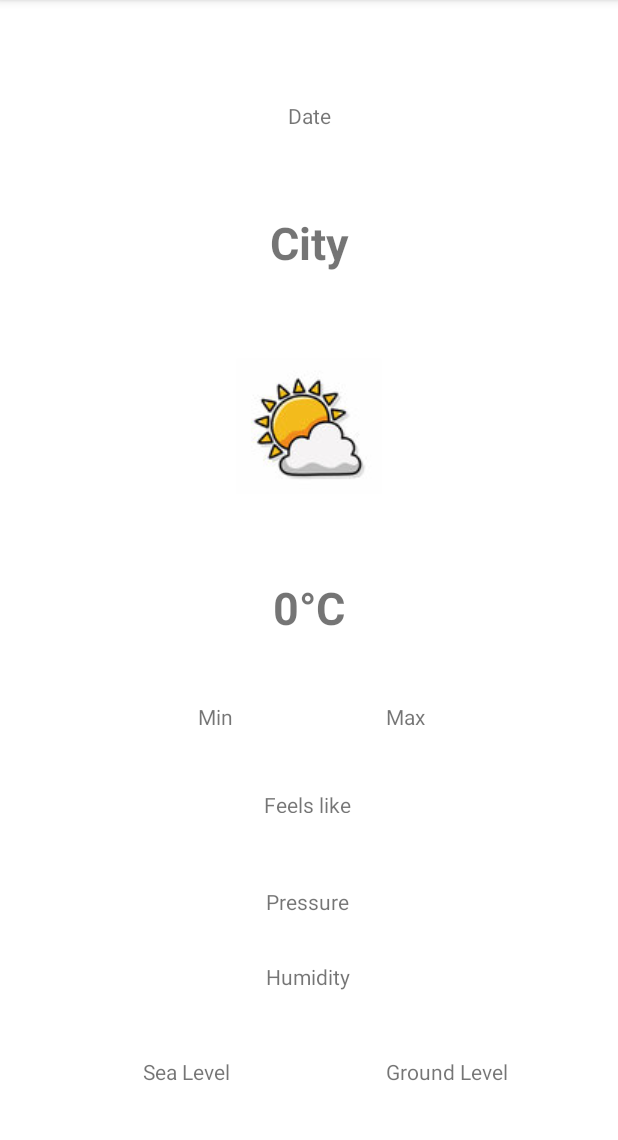
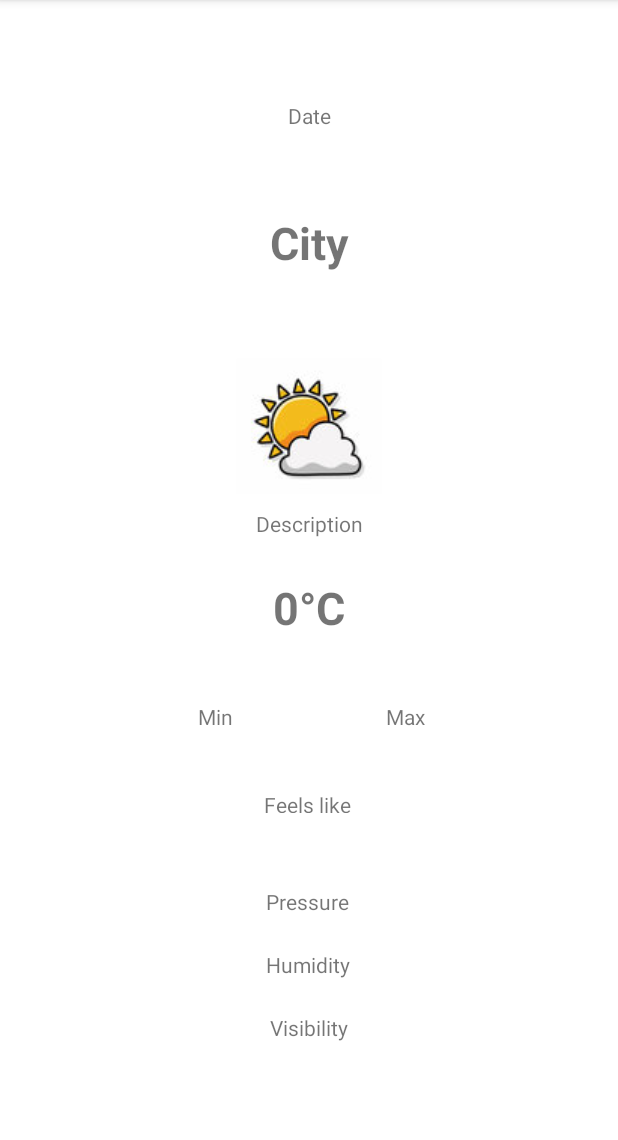
Before and after one commit to mtorbay/Weather, an Android app: the screen it shows after launch (MainActivity), on a phone screen of 412 x 824 dp, the part 84-1224 px from its top. Run offline under Robolectric (Android 15) with nearby library versions, the phone set to English and light mode, and no system bars; our stand-ins replace Picasso, Volley; network calls fail; pictures from the network do not load.

Commit message:
Version 2

```diff
--- a/app/src/main/res/layout/activity_main.xml
+++ b/app/src/main/res/layout/activity_main.xml
@@ -15,7 +15,8 @@
         app:layout_constraintStart_toStartOf="parent"
         app:layout_constraintTop_toTopOf="parent"
         app:layout_constraintVertical_bias="0.35000002"
-        app:srcCompat="@drawable/defaultweather" />
+        app:srcCompat="@drawable/defaultweather"
+        android:contentDescription="@string/imgIcon" />
 
     <TextView
         android:id="@+id/txtDate"
@@ -98,7 +99,7 @@
         app:layout_constraintHorizontal_bias="0.498"
         app:layout_constraintStart_toStartOf="parent"
         app:layout_constraintTop_toBottomOf="@+id/txtTempFL"
-        app:layout_constraintVertical_bias="0.24000001" />
+        app:layout_constraintVertical_bias="0.238" />
 
     <TextView
         android:id="@+id/txtHumidity"
@@ -110,28 +111,28 @@
         app:layout_constraintHorizontal_bias="0.498"
         app:layout_constraintStart_toStartOf="parent"
         app:layout_constraintTop_toBottomOf="@+id/txtPressure"
-        app:layout_constraintVertical_bias="0.22000003" />
+        app:layout_constraintVertical_bias="0.164" />
 
     <TextView
-        android:id="@+id/txtSeaLevel"
+        android:id="@+id/txtDescription"
         android:layout_width="wrap_content"
         android:layout_height="wrap_content"
-        android:text="@string/txtSeaLevel"
+        android:text="@string/txtDescription"
+        app:layout_constraintBottom_toTopOf="@+id/txtTemp"
+        app:layout_constraintEnd_toEndOf="parent"
+        app:layout_constraintStart_toStartOf="parent"
+        app:layout_constraintTop_toBottomOf="@+id/imgIcon"
+        app:layout_constraintVertical_bias="0.26999998" />
+
+    <TextView
+        android:id="@+id/txtVisibility"
+        android:layout_width="wrap_content"
+        android:layout_height="wrap_content"
+        android:text="@string/txtVisibility"
         app:layout_constraintBottom_toBottomOf="parent"
         app:layout_constraintEnd_toEndOf="parent"
-        app:layout_constraintHorizontal_bias="0.27"
         app:layout_constraintStart_toStartOf="parent"
-        app:layout_constraintTop_toBottomOf="@+id/txtHumidity" />
-
-    <TextView
-        android:id="@+id/txtGroundLevel"
-        android:layout_width="wrap_content"
-        android:layout_height="wrap_content"
-        android:text="@string/txtGroundLevel"
-        app:layout_constraintBottom_toBottomOf="parent"
-        app:layout_constraintEnd_toEndOf="parent"
-        app:layout_constraintHorizontal_bias="0.778"
-        app:layout_constraintStart_toStartOf="parent"
-        app:layout_constraintTop_toBottomOf="@+id/txtHumidity" />
+        app:layout_constraintTop_toBottomOf="@+id/txtHumidity"
+        app:layout_constraintVertical_bias="0.238" />
 
 </androidx.constraintlayout.widget.ConstraintLayout>
--- a/app/src/main/res/values/strings.xml
+++ b/app/src/main/res/values/strings.xml
@@ -11,4 +11,7 @@
     <string name="txtHumidity">Humidity</string>
     <string name="txtSeaLevel">Sea Level</string>
     <string name="txtGroundLevel">Ground Level</string>
+    <string name="txtDescription">Description</string>
+    <string name="txtVisibility">Visibility</string>
+    <string name="imgIcon">Icon</string>
 </resources>
```
Also changed, not shown: app/src/main/java/com/mira/weather/MainActivity.java (+55 -5 lines).
